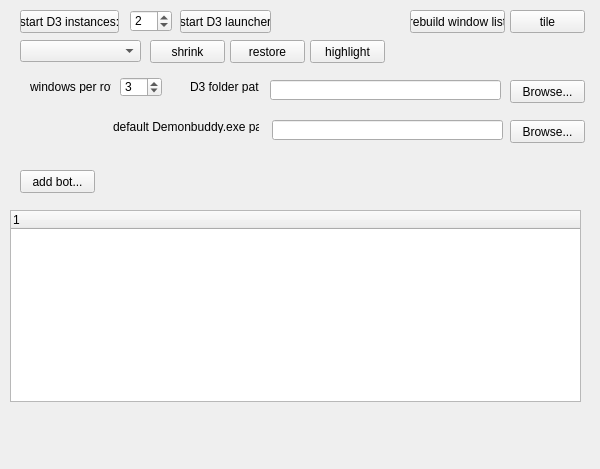
kambala-decapitator/d3-window-db-manager, file d3windowdbmanager.ui: the form before one commit.
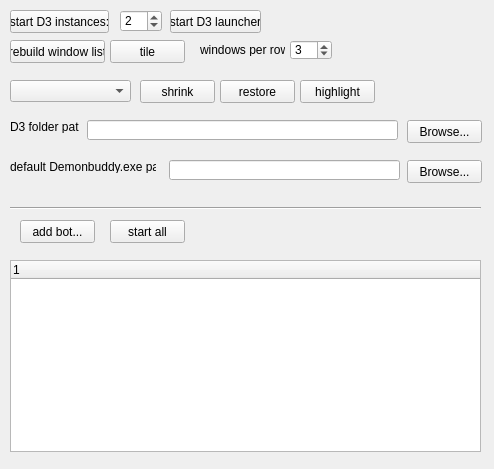
The form after the commit.

Diff of the .ui file:
```diff
--- a/d3windowdbmanager.ui
+++ b/d3windowdbmanager.ui
@@ -6,7 +6,7 @@
    <rect>
     <x>0</x>
     <y>0</y>
-    <width>600</width>
+    <width>494</width>
     <height>469</height>
    </rect>
   </property>
@@ -16,8 +16,8 @@
   <widget class="QPushButton" name="buildWndListButton">
    <property name="geometry">
     <rect>
-     <x>410</x>
-     <y>10</y>
+     <x>10</x>
+     <y>40</y>
      <width>95</width>
      <height>23</height>
     </rect>
@@ -29,8 +29,8 @@
   <widget class="QComboBox" name="windowsComboBox">
    <property name="geometry">
     <rect>
-     <x>20</x>
-     <y>40</y>
+     <x>10</x>
+     <y>80</y>
      <width>121</width>
      <height>22</height>
     </rect>
@@ -39,8 +39,8 @@
   <widget class="QPushButton" name="highlightButton">
    <property name="geometry">
     <rect>
-     <x>310</x>
-     <y>40</y>
+     <x>300</x>
+     <y>80</y>
      <width>75</width>
      <height>23</height>
     </rect>
@@ -52,21 +52,21 @@
   <widget class="QLabel" name="label">
    <property name="geometry">
     <rect>
-     <x>30</x>
-     <y>80</y>
-     <width>81</width>
+     <x>200</x>
+     <y>43</y>
+     <width>85</width>
      <height>13</height>
     </rect>
    </property>
    <property name="text">
-    <string>windows per row</string>
+    <string>windows per row:</string>
    </property>
   </widget>
   <widget class="QPushButton" name="restoreButton">
    <property name="geometry">
     <rect>
-     <x>230</x>
-     <y>40</y>
+     <x>220</x>
+     <y>80</y>
      <width>75</width>
      <height>23</height>
     </rect>
@@ -78,8 +78,8 @@
   <widget class="QPushButton" name="shrinkButton">
    <property name="geometry">
     <rect>
-     <x>150</x>
-     <y>40</y>
+     <x>140</x>
+     <y>80</y>
      <width>75</width>
      <height>23</height>
     </rect>
@@ -91,8 +91,8 @@
   <widget class="QPushButton" name="tileButton">
    <property name="geometry">
     <rect>
-     <x>510</x>
-     <y>10</y>
+     <x>110</x>
+     <y>40</y>
      <width>75</width>
      <height>23</height>
     </rect>
@@ -104,8 +104,8 @@
   <widget class="QSpinBox" name="windowsPerRowSpinBox">
    <property name="geometry">
     <rect>
-     <x>120</x>
-     <y>77</y>
+     <x>290</x>
+     <y>40</y>
      <width>42</width>
      <height>20</height>
     </rect>
@@ -123,8 +123,8 @@
   <widget class="QLabel" name="label_2">
    <property name="geometry">
     <rect>
-     <x>190</x>
-     <y>80</y>
+     <x>10</x>
+     <y>120</y>
      <width>69</width>
      <height>13</height>
     </rect>
@@ -136,9 +136,9 @@
   <widget class="QLineEdit" name="d3PathLineEdit">
    <property name="geometry">
     <rect>
-     <x>270</x>
-     <y>80</y>
-     <width>231</width>
+     <x>87</x>
+     <y>120</y>
+     <width>311</width>
      <height>20</height>
     </rect>
    </property>
@@ -146,8 +146,8 @@
   <widget class="QPushButton" name="selectD3PathButton">
    <property name="geometry">
     <rect>
-     <x>510</x>
-     <y>80</y>
+     <x>407</x>
+     <y>120</y>
      <width>75</width>
      <height>23</height>
     </rect>
@@ -159,7 +159,7 @@
   <widget class="QSpinBox" name="d3InstancesSpinBox">
    <property name="geometry">
     <rect>
-     <x>130</x>
+     <x>120</x>
      <y>10</y>
      <width>42</width>
      <height>22</height>
@@ -175,7 +175,7 @@
   <widget class="QPushButton" name="startD3Button">
    <property name="geometry">
     <rect>
-     <x>20</x>
+     <x>10</x>
      <y>10</y>
      <width>99</width>
      <height>23</height>
@@ -188,7 +188,7 @@
   <widget class="QPushButton" name="startLauncherButton">
    <property name="geometry">
     <rect>
-     <x>180</x>
+     <x>170</x>
      <y>10</y>
      <width>91</width>
      <height>23</height>
@@ -204,8 +204,8 @@
   <widget class="QPushButton" name="selectDBPathButton">
    <property name="geometry">
     <rect>
-     <x>510</x>
-     <y>120</y>
+     <x>407</x>
+     <y>160</y>
      <width>75</width>
      <height>23</height>
     </rect>
@@ -217,8 +217,8 @@
   <widget class="QLabel" name="label_3">
    <property name="geometry">
     <rect>
-     <x>113</x>
-     <y>120</y>
+     <x>10</x>
+     <y>160</y>
      <width>146</width>
      <height>13</height>
     </rect>
@@ -230,8 +230,8 @@
   <widget class="QLineEdit" name="dbPathLineEdit">
    <property name="geometry">
     <rect>
-     <x>272</x>
-     <y>120</y>
+     <x>169</x>
+     <y>160</y>
      <width>231</width>
      <height>20</height>
     </rect>
@@ -241,22 +241,17 @@
    <property name="geometry">
     <rect>
      <x>10</x>
-     <y>210</y>
-     <width>571</width>
+     <y>260</y>
+     <width>471</width>
      <height>192</height>
     </rect>
    </property>
-   <column>
-    <property name="text">
-     <string notr="true">1</string>
-    </property>
-   </column>
   </widget>
   <widget class="QPushButton" name="addBotButton">
    <property name="geometry">
     <rect>
      <x>20</x>
-     <y>170</y>
+     <y>220</y>
      <width>75</width>
      <height>23</height>
     </rect>
@@ -265,6 +260,32 @@
     <string>add bot...</string>
    </property>
   </widget>
+  <widget class="Line" name="line">
+   <property name="geometry">
+    <rect>
+     <x>10</x>
+     <y>200</y>
+     <width>471</width>
+     <height>16</height>
+    </rect>
+   </property>
+   <property name="orientation">
+    <enum>Qt::Horizontal</enum>
+   </property>
+  </widget>
+  <widget class="QPushButton" name="startAllBotsButton">
+   <property name="geometry">
+    <rect>
+     <x>110</x>
+     <y>220</y>
+     <width>75</width>
+     <height>23</height>
+    </rect>
+   </property>
+   <property name="text">
+    <string>start all</string>
+   </property>
+  </widget>
  </widget>
  <layoutdefault spacing="6" margin="11"/>
  <resources/>
```
